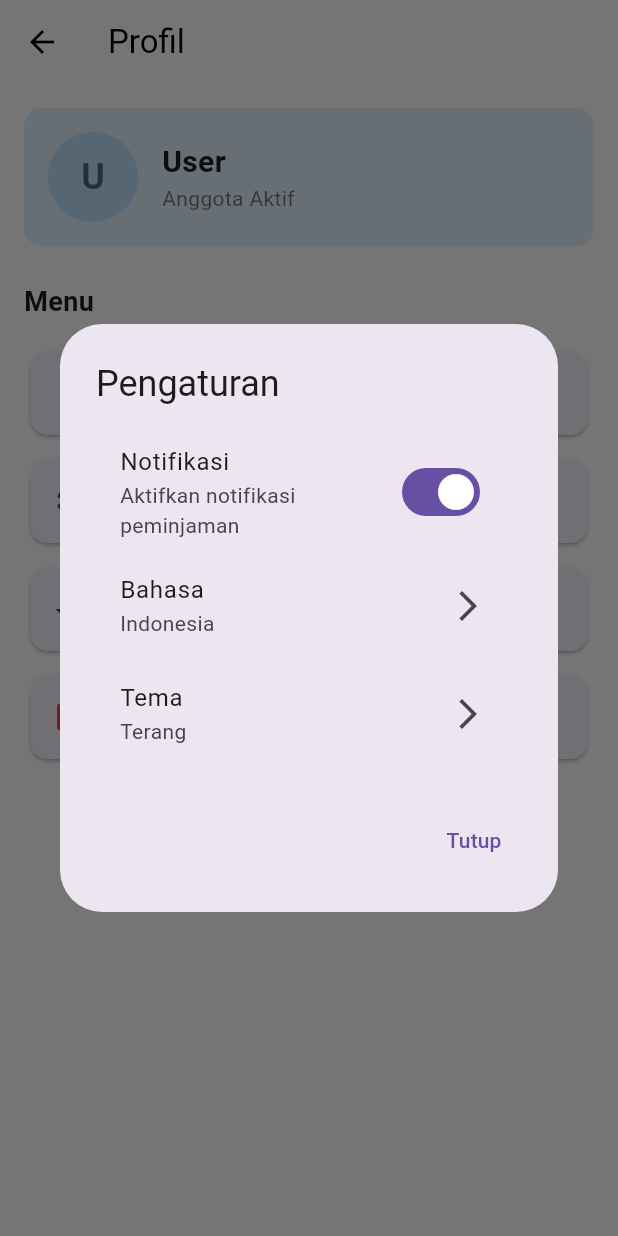
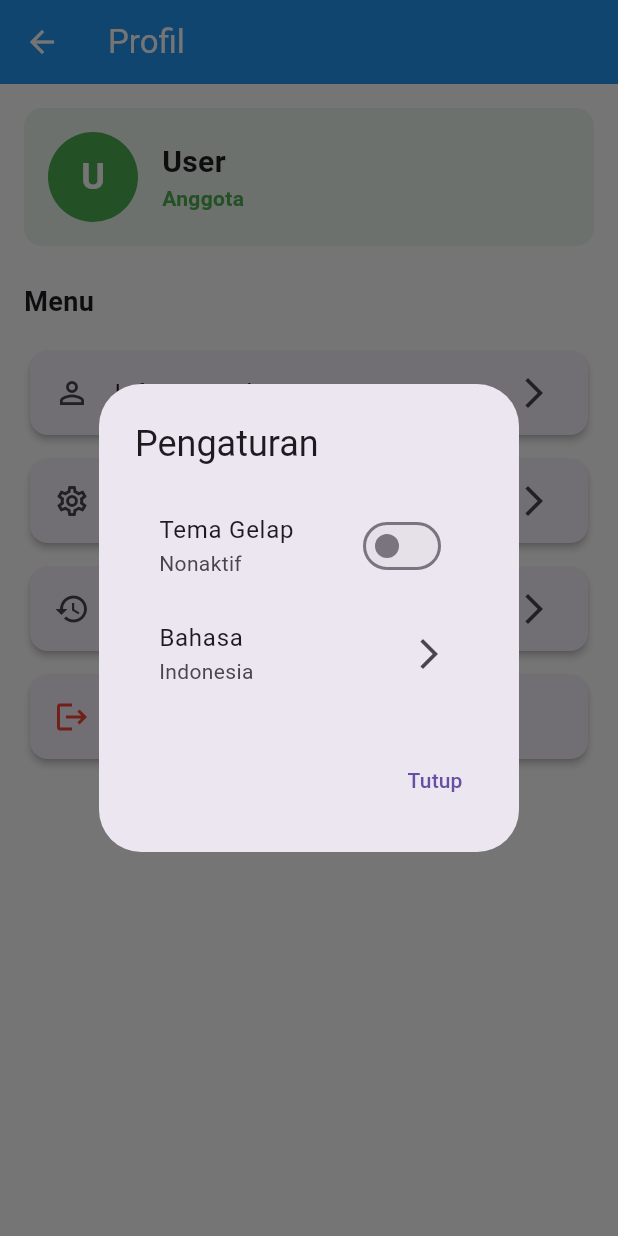
Before and after one commit to arif-ng2/perpuss, a Flutter app: the ProfileScreen screen opened directly, after a tap on "Pengaturan", on a phone screen of 412 x 824 dp. Run offline on Flutter 3.47's test engine with Material 3 defaults, Android fonts, the phone set to English and light mode, and no system bars; our stand-ins replace flutter_svg, image_picker, shared_preferences; missing offline and left inert: shared_preferences.dart; accounts and stored records are empty.

Commit message:
first commit

```diff
--- a/lib/main.dart
+++ b/lib/main.dart
@@ -3,6 +3,7 @@ import 'package:provider/provider.dart';
 import 'providers/auth_provider.dart';
 import 'providers/book_provider.dart';
 import 'providers/loan_provider.dart';
+import 'providers/theme_provider.dart';
 import 'screens/login_screen.dart';
 import 'screens/home_screen.dart';
 import 'screens/admin/admin_home_screen.dart';
@@ -20,19 +21,21 @@ class MyApp extends StatelessWidget {
       providers: [
         ChangeNotifierProvider(create: (_) => AuthProvider()),
         ChangeNotifierProvider(create: (_) => BookProvider()),
+        ChangeNotifierProvider(create: (_) => ThemeProvider()),
         ChangeNotifierProxyProvider<BookProvider, LoanProvider>(
           create: (context) => LoanProvider(context.read<BookProvider>()),
           update: (context, bookProvider, previous) =>
               LoanProvider(bookProvider),
         ),
       ],
-      child: MaterialApp(
-        title: 'Perpustakaan Digital',
-        theme: ThemeData(
-          primarySwatch: Colors.blue,
-          scaffoldBackgroundColor: Colors.white,
-        ),
-        home: const AuthWrapper(),
+      child: Consumer<ThemeProvider>(
+        builder: (context, themeProvider, child) {
+          return MaterialApp(
+            title: 'Perpustakaan Digital',
+            theme: themeProvider.theme,
+            home: const AuthWrapper(),
+          );
+        },
       ),
     );
   }
--- /dev/null
+++ b/lib/providers/theme_provider.dart
@@ -0,0 +1,105 @@
+import 'package:flutter/material.dart';
+import 'package:shared_preferences.dart';
+
+class ThemeProvider with ChangeNotifier {
+  bool _isDarkMode = false;
+  static const String _themeKey = 'is_dark_mode';
+
+  bool get isDarkMode => _isDarkMode;
+
+  ThemeProvider() {
+    _loadTheme();
+  }
+
+  Future<void> _loadTheme() async {
+    final prefs = await SharedPreferences.getInstance();
+    _isDarkMode = prefs.getBool(_themeKey) ?? false;
+    notifyListeners();
+  }
+
+  Future<void> toggleTheme() async {
+    _isDarkMode = !_isDarkMode;
+    final prefs = await SharedPreferences.getInstance();
+    await prefs.setBool(_themeKey, _isDarkMode);
+    notifyListeners();
+  }
+
+  ThemeData get theme => _isDarkMode ? _darkTheme : _lightTheme;
+
+  static final _lightTheme = ThemeData(
+    primarySwatch: Colors.blue,
+    scaffoldBackgroundColor: Colors.white,
+    appBarTheme: const AppBarTheme(
+      backgroundColor: Colors.blue,
+      foregroundColor: Colors.white,
+      elevation: 0,
+    ),
+    cardTheme: CardTheme(
+      elevation: 2,
+      shape: RoundedRectangleBorder(
+        borderRadius: BorderRadius.circular(12),
+      ),
+    ),
+    inputDecorationTheme: InputDecorationTheme(
+      border: OutlineInputBorder(
+        borderRadius: BorderRadius.circular(12),
+      ),
+      enabledBorder: OutlineInputBorder(
+        borderRadius: BorderRadius.circular(12),
+        borderSide: const BorderSide(color: Colors.grey),
+      ),
+      focusedBorder: OutlineInputBorder(
+        borderRadius: BorderRadius.circular(12),
+        borderSide: const BorderSide(color: Colors.blue),
+      ),
+    ),
+    elevatedButtonTheme: ElevatedButtonThemeData(
+      style: ElevatedButton.styleFrom(
+        shape: RoundedRectangleBorder(
+          borderRadius: BorderRadius.circular(12),
+        ),
+        padding: const EdgeInsets.symmetric(vertical: 16),
+      ),
+    ),
+  );
+
+  static final _darkTheme = ThemeData.dark().copyWith(
+    primaryColor: Colors.blue,
+    scaffoldBackgroundColor: const Color(0xFF121212),
+    appBarTheme: const AppBarTheme(
+      backgroundColor: Color(0xFF1F1F1F),
+      elevation: 0,
+    ),
+    cardTheme: CardTheme(
+      color: const Color(0xFF1F1F1F),
+      elevation: 2,
+      shape: RoundedRectangleBorder(
+        borderRadius: BorderRadius.circular(12),
+      ),
+    ),
+    inputDecorationTheme: InputDecorationTheme(
+      border: OutlineInputBorder(
+        borderRadius: BorderRadius.circular(12),
+      ),
+      enabledBorder: OutlineInputBorder(
+        borderRadius: BorderRadius.circular(12),
+        borderSide: const BorderSide(color: Colors.grey),
+      ),
+      focusedBorder: OutlineInputBorder(
+        borderRadius: BorderRadius.circular(12),
+        borderSide: const BorderSide(color: Colors.blue),
+      ),
+      fillColor: const Color(0xFF1F1F1F),
+      filled: true,
+    ),
+    elevatedButtonTheme: ElevatedButtonThemeData(
+      style: ElevatedButton.styleFrom(
+        backgroundColor: Colors.blue,
+        shape: RoundedRectangleBorder(
+          borderRadius: BorderRadius.circular(12),
+        ),
+        padding: const EdgeInsets.symmetric(vertical: 16),
+      ),
+    ),
+  );
+}
--- a/lib/screens/profile_screen.dart
+++ b/lib/screens/profile_screen.dart
@@ -1,6 +1,7 @@
 import 'package:flutter/material.dart';
 import 'package:provider/provider.dart';
 import '../providers/auth_provider.dart';
+import '../providers/theme_provider.dart';
 import 'return_history_screen.dart';
 
 class ProfileScreen extends StatelessWidget {
@@ -48,6 +49,8 @@ class ProfileScreen extends StatelessWidget {
   }
 
   void _showSettings(BuildContext context) {
+    final isDarkMode = context.read<ThemeProvider>().isDarkMode;
+
     showDialog(
       context: context,
       builder: (context) => AlertDialog(
@@ -56,15 +59,12 @@ class ProfileScreen extends StatelessWidget {
           mainAxisSize: MainAxisSize.min,
           children: [
             SwitchListTile(
-              title: const Text('Notifikasi'),
-              subtitle: const Text('Aktifkan notifikasi peminjaman'),
-              value: true,
+              title: const Text('Tema Gelap'),
+              subtitle: Text(isDarkMode ? 'Aktif' : 'Nonaktif'),
+              value: isDarkMode,
               onChanged: (value) {
-                // TODO: Implementasi pengaturan notifikasi
+                context.read<ThemeProvider>().toggleTheme();
                 Navigator.pop(context);
-                ScaffoldMessenger.of(context).showSnackBar(
-                  const SnackBar(content: Text('Pengaturan notifikasi berhasil disimpan')),
-                );
               },
             ),
             ListTile(
@@ -75,17 +75,6 @@ class ProfileScreen extends StatelessWidget {
                 Navigator.pop(context);
                 ScaffoldMessenger.of(context).showSnackBar(
                   const SnackBar(content: Text('Pengaturan bahasa akan segera hadir')),
-                );
-              },
-            ),
-            ListTile(
-              title: const Text('Tema'),
-              subtitle: const Text('Terang'),
-              trailing: const Icon(Icons.arrow_forward_ios),
-              onTap: () {
-                Navigator.pop(context);
-                ScaffoldMessenger.of(context).showSnackBar(
-                  const SnackBar(content: Text('Pengaturan tema akan segera hadir')),
                 );
               },
             ),
@@ -104,13 +93,11 @@ class ProfileScreen extends StatelessWidget {
   @override
   Widget build(BuildContext context) {
     final username = context.read<AuthProvider>().username;
+    final isAdmin = context.read<AuthProvider>().isAdmin;
 
     return Scaffold(
       appBar: AppBar(
         title: const Text('Profil'),
-        backgroundColor: Colors.white,
-        foregroundColor: Colors.black,
-        elevation: 0,
       ),
       body: Padding(
         padding: const EdgeInsets.all(16),
@@ -121,7 +108,7 @@ class ProfileScreen extends StatelessWidget {
             Container(
               padding: const EdgeInsets.all(16),
               decoration: BoxDecoration(
-                color: Colors.blue[50],
+                color: isAdmin ? Colors.blue.withOpacity(0.1) : Colors.green.withOpacity(0.1),
                 borderRadius: BorderRadius.circular(12),
               ),
               child: Row(
@@ -129,13 +116,13 @@ class ProfileScreen extends StatelessWidget {
                   // Avatar
                   CircleAvatar(
                     radius: 30,
-                    backgroundColor: Colors.blue[100],
+                    backgroundColor: isAdmin ? Colors.blue : Colors.green,
                     child: Text(
                       username?[0].toUpperCase() ?? 'U',
                       style: const TextStyle(
                         fontSize: 24,
                         fontWeight: FontWeight.bold,
-                        color: Colors.black54,
+                        color: Colors.white,
                       ),
                     ),
                   ),
@@ -152,10 +139,11 @@ class ProfileScreen extends StatelessWidget {
                             fontWeight: FontWeight.bold,
                           ),
                         ),
-                        const Text(
-                          'Anggota Aktif',
+                        Text(
+                          isAdmin ? 'Administrator' : 'Anggota',
                           style: TextStyle(
-                            color: Colors.black54,
+                            color: isAdmin ? Colors.blue : Colors.green,
+                            fontWeight: FontWeight.bold,
                           ),
                         ),
                       ],
```
